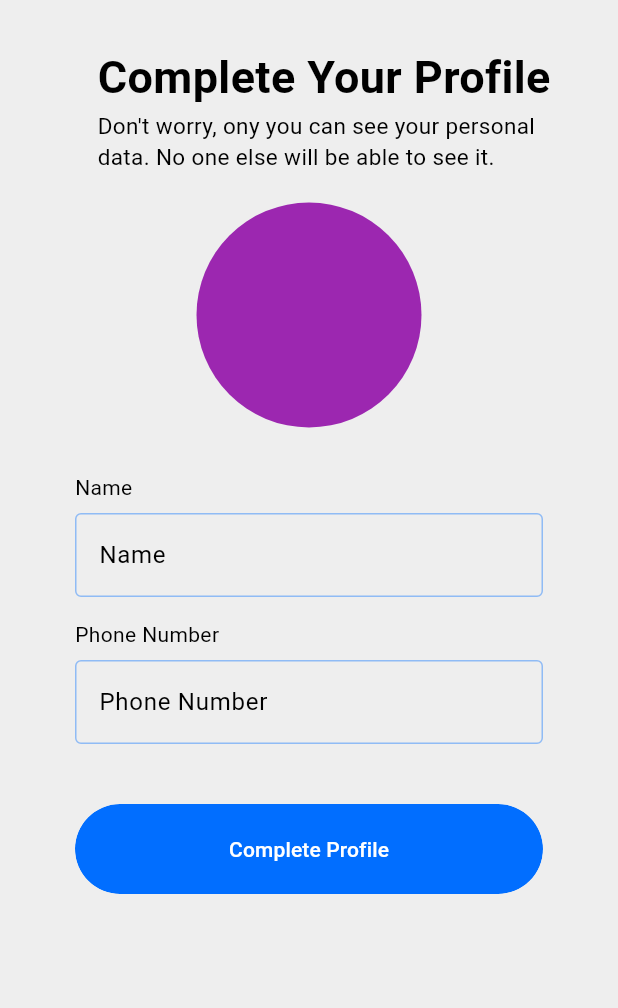
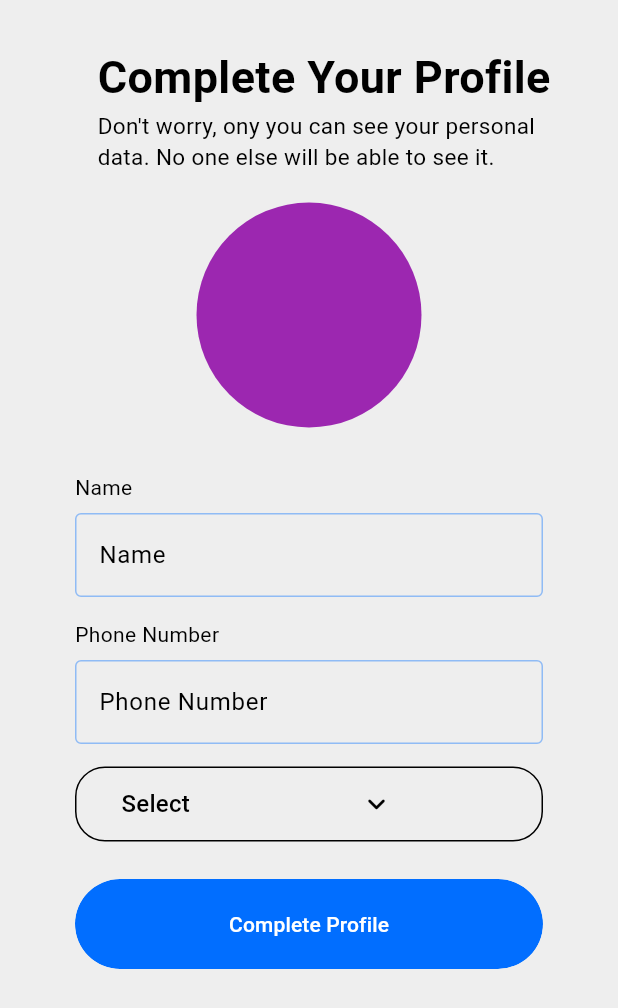
Before and after one commit to sam-kym/Workout, a Flutter app: the CompleteProfile screen opened directly, on a phone screen of 412 x 824 dp. Shown: the top 1008 px of the screen. Run offline on Flutter 3.47's test engine with Material 3 defaults, Android fonts, the phone set to English and light mode, and no system bars; Roboto replaces fonts that are missing (Poppins).

Commit message:
complete profile

```diff
--- a/lib/main.dart
+++ b/lib/main.dart
@@ -1,7 +1,6 @@
 import 'package:flutter/material.dart';
 import 'package:gym/utils/styles.dart';
 import 'package:gym/view/complete_profile.dart';
-import 'package:gym/view/home.dart';
 
 void main() {
   runApp(const MyApp());
@@ -16,7 +15,7 @@
     return MaterialApp(
       debugShowCheckedModeBanner: false,
         theme: appTheme,
-      home: const HomeScreen(),
+      home: const CompleteProfile(),
     );
   }
 }
--- a/lib/repo/app_repo.dart
+++ b/lib/repo/app_repo.dart
@@ -1,5 +1,4 @@
 
-import 'package:flutter/material.dart';
 
 import '../models/userModel.dart';
 
@@ -10,6 +9,8 @@ class AppRepo{
       var email,
       var password
       )async{
+        return null;
+
 
   }
 }
--- a/lib/view/complete_profile.dart
+++ b/lib/view/complete_profile.dart
@@ -16,8 +16,8 @@ class _CompleteProfileState extends State<CompleteProfile> {
   final _formKey = GlobalKey<FormState>();
 
   //  gender
-  String selectedGender = "";
-  final genderOptions = ["Male", "Female", "Prefer not to Disclose"];
+  String selectedGender = "Select";
+  final genderOptions = ["Select","Male", "Female", "Prefer not to Disclose"];
 
   @override
   Widget build(BuildContext context) {
@@ -128,20 +128,34 @@ class _CompleteProfileState extends State<CompleteProfile> {
                         height: 15,
                       ),
                       // gender dropdown
-                      // DropdownButton(
-                      //   value: selectedGender,
-                      //   icon: const Icon(Icons.keyboard_arrow_down_rounded),
-                      //   items: genderOptions.map((String option) {
-                      //     return DropdownMenuItem(
-                      //         value: option, child: Text(option));
-                      //   }).toList(),
-                      //   onChanged: (value) {
-                      //     setState(() {
-                      //       selectedGender = value!;
-                      //     });
-                      //   },
-                      //   hint: Text("Select"),
-                      // ),+
+                      Container(
+                        width: double.maxFinite,
+                        padding: const EdgeInsets.only(left: 15, right: 15),
+                        decoration: BoxDecoration(
+                          borderRadius: BorderRadius.circular(20),
+                          border: Border.all(
+                            color: Colors.black
+                          )
+                        ),
+                        child: DropdownButton<String>(
+                          padding: const EdgeInsets.only(left: 15),
+                          value: selectedGender,
+                          elevation: 3,
+                          underline: Container(color: Colors.black,),
+                          icon: const Icon(Icons.keyboard_arrow_down_rounded, color: Colors.black,),
+                          items: genderOptions.map((String option) {
+                            return DropdownMenuItem(
+                                value: option,
+                                child: Text(option));
+                          }).toList(),
+                          onChanged: (String? value) {
+                            setState(() {
+                              selectedGender = value!;
+                            });
+                          },
+                          // hint: Text("Select"),
+                        ),
+                      ),
                       const SizedBox(
                         height: 15,
                       ),
```
